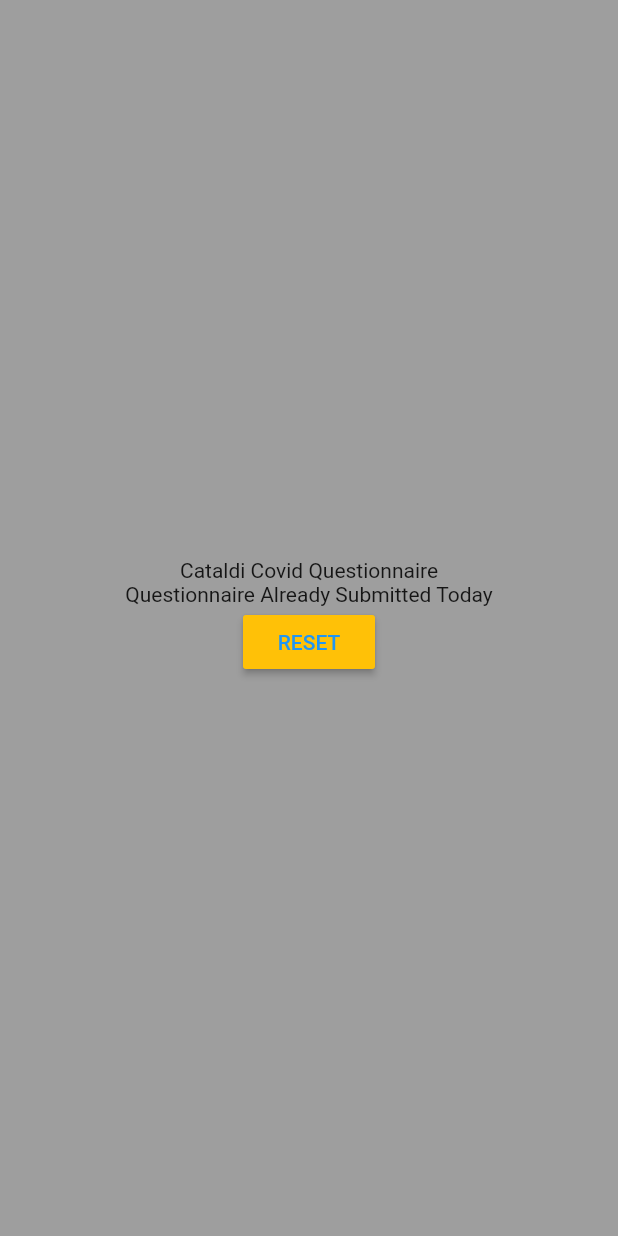
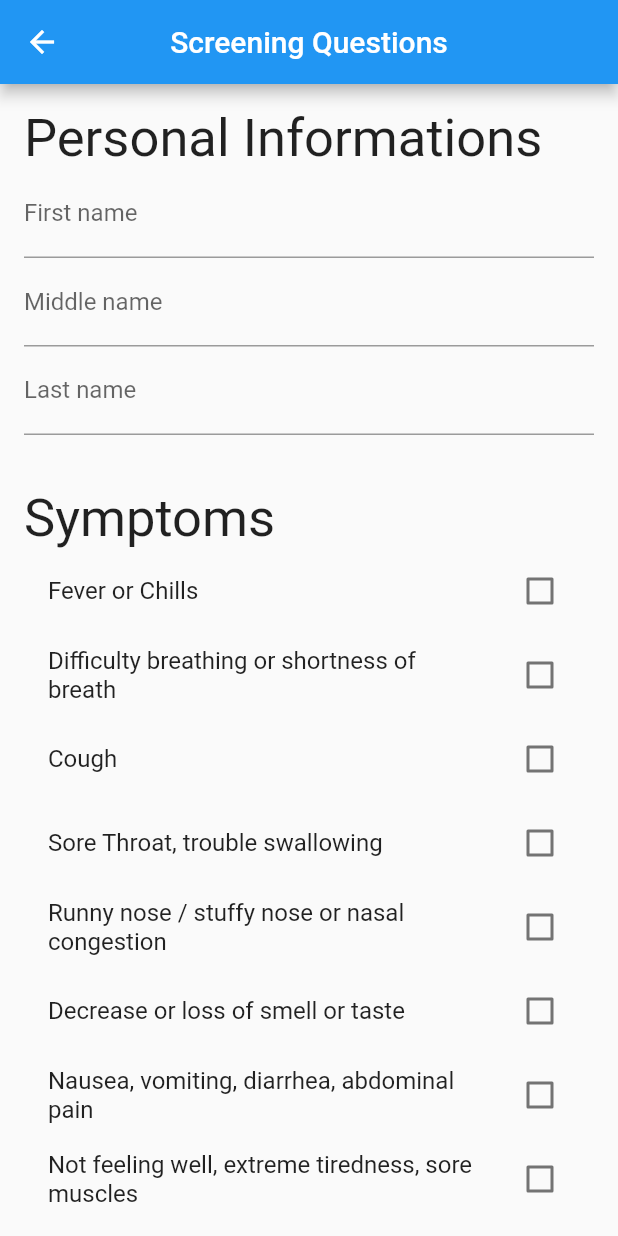
Before and after one commit to Francesco99975/cataldi-covid-questionnaire, a Flutter app: the screen it shows after launch, after a tap on "START", on a phone screen of 412 x 824 dp. Run offline on Flutter 3.47's test engine with Material 2 defaults, Android fonts, the phone set to English and light mode, and no system bars; our stand-ins replace shared_preferences.

Commit message:
added form and result screens

```diff
--- a/lib/main.dart
+++ b/lib/main.dart
@@ -1,3 +1,6 @@
+import 'package:cataldi_covid_questionnaire/screens/covid_form_screen.dart';
+import 'package:cataldi_covid_questionnaire/screens/failed_screen.dart';
+import 'package:cataldi_covid_questionnaire/screens/passed_screen.dart';
 import 'package:flutter/material.dart';
 import 'package:provider/provider.dart';
 import './providers/status.dart';
@@ -14,12 +17,18 @@ class CataldiCovidQuestionnaire extends StatelessWidget {
     return MultiProvider(
       providers: [ChangeNotifierProvider(create: (_) => Status())],
       child: MaterialApp(
-          title: 'Cataldi Covid Questionnaire',
-          theme: ThemeData(
-            primarySwatch: Colors.blue,
-            visualDensity: VisualDensity.adaptivePlatformDensity,
-          ),
-          home: Home()),
+        title: 'Cataldi Covid Questionnaire',
+        theme: ThemeData(
+          primarySwatch: Colors.blue,
+          visualDensity: VisualDensity.adaptivePlatformDensity,
+        ),
+        home: Home(),
+        routes: {
+          CovidFormScreen.ROUTE_NAME: (_) => CovidFormScreen(),
+          PassedScreen.ROUTE_NAME: (_) => PassedScreen(),
+          FailedScreen.ROUTE_NAME: (_) => FailedScreen()
+        },
+      ),
     );
   }
 }
--- /dev/null
+++ b/lib/models/covid_form.dart
@@ -0,0 +1,38 @@
+class CovidForm {
+  static const Fever = 'fever';
+  static const Breath = 'breath';
+  static const Cough = 'cough';
+  static const Throat = 'throat';
+  static const Nose = 'nose';
+  static const Taste = 'taste';
+  static const Nausea = 'nausea';
+  static const Tiredness = 'tiredness';
+
+  String firstName = "";
+  String middleName = "";
+  String lastName = "";
+
+  Map<String, bool> symptoms = {
+    Fever: false,
+    Breath: false,
+    Cough: false,
+    Throat: false,
+    Nose: false,
+    Taste: false,
+    Nausea: false,
+    Tiredness: false
+  };
+
+  bool travelled = false;
+  bool contact = false;
+
+  Future<void> sendMail() async {}
+
+  bool passed() {
+    if (travelled || contact) return false;
+
+    if (symptoms.values.any((val) => val)) return false;
+
+    return true;
+  }
+}
--- /dev/null
+++ b/lib/screens/covid_form_screen.dart
@@ -0,0 +1,200 @@
+import 'package:cataldi_covid_questionnaire/models/covid_form.dart';
+import 'package:cataldi_covid_questionnaire/providers/status.dart';
+import 'package:cataldi_covid_questionnaire/screens/failed_screen.dart';
+import 'package:cataldi_covid_questionnaire/screens/passed_screen.dart';
+import 'package:flutter/material.dart';
+import 'package:provider/provider.dart';
+
+class CovidFormScreen extends StatefulWidget {
+  static const ROUTE_NAME = "/covid-form";
+  @override
+  _CovidFormScreenState createState() => _CovidFormScreenState();
+}
+
+class _CovidFormScreenState extends State<CovidFormScreen> {
+  final GlobalKey<FormState> _formKey = GlobalKey();
+  final _covidForm = CovidForm();
+
+  Future<void> _save() async {
+    final form = _formKey.currentState;
+    if (form.validate()) {
+      form.save();
+      await Provider.of<Status>(context, listen: false).setStatus(true);
+      await Provider.of<Status>(context, listen: false)
+          .setExpiryDate(DateTime.now().add(Duration(seconds: 10)));
+      if (_covidForm.passed()) {
+        Navigator.pushReplacementNamed(context, PassedScreen.ROUTE_NAME);
+      } else {
+        Navigator.pushReplacementNamed(context, FailedScreen.ROUTE_NAME);
+      }
+    }
+  }
+
+  @override
+  Widget build(BuildContext context) {
+    return Scaffold(
+      appBar: AppBar(
+        title: FittedBox(
+          child: Text("Screening Questions"),
+        ),
+        centerTitle: true,
+      ),
+      body: SafeArea(
+          child: Container(
+        padding: const EdgeInsets.all(16.0),
+        child: Builder(
+          builder: (context) => Form(
+              key: _formKey,
+              child: SingleChildScrollView(
+                child: Column(
+                  crossAxisAlignment: CrossAxisAlignment.stretch,
+                  children: [
+                    Text(
+                      "Personal Informations",
+                      style: TextStyle(fontSize: 35),
+                    ),
+                    TextFormField(
+                      decoration: InputDecoration(labelText: 'First name'),
+                      validator: (value) => value.isEmpty
+                          ? 'Please enter your first name.'
+                          : null,
+                      onSaved: (val) =>
+                          setState(() => _covidForm.firstName = val),
+                    ),
+                    TextFormField(
+                      decoration: InputDecoration(labelText: 'Middle name'),
+                      // validator: (value) => value.isEmpty
+                      //     ? 'Please enter your middle name.'
+                      //     : null,
+                      onSaved: (val) =>
+                          setState(() => _covidForm.middleName = val),
+                    ),
+                    TextFormField(
+                      decoration: InputDecoration(labelText: 'Last name'),
+                      validator: (value) =>
+                          value.isEmpty ? 'Please enter your last name.' : null,
+                      onSaved: (val) =>
+                          setState(() => _covidForm.lastName = val),
+                    ),
+                    const SizedBox(
+                      height: 35,
+                    ),
+                    Text(
+                      "Symptoms",
+                      style: TextStyle(fontSize: 35),
+                    ),
+                    CheckboxListTile(
+                        title: const Text("Fever or Chills"),
+                        value: _covidForm.symptoms[CovidForm.Fever],
+                        onChanged: (value) {
+                          setState(() {
+                            _covidForm.symptoms[CovidForm.Fever] = value;
+                          });
+                        }),
+                    CheckboxListTile(
+                        title: const Text(
+                            "Difficulty breathing or shortness of breath"),
+                        value: _covidForm.symptoms[CovidForm.Breath],
+                        onChanged: (value) {
+                          setState(() {
+                            _covidForm.symptoms[CovidForm.Breath] = value;
+                          });
+                        }),
+                    CheckboxListTile(
+                        title: const Text("Cough"),
+                        value: _covidForm.symptoms[CovidForm.Cough],
+                        onChanged: (value) {
+                          setState(() {
+                            _covidForm.symptoms[CovidForm.Cough] = value;
+                          });
+                        }),
+                    CheckboxListTile(
+                        title: const Text("Sore Throat, trouble swallowing"),
+                        value: _covidForm.symptoms[CovidForm.Throat],
+                        onChanged: (value) {
+                          setState(() {
+                            _covidForm.symptoms[CovidForm.Throat] = value;
+                          });
+                        }),
+                    CheckboxListTile(
+                        title: const Text(
+                            "Runny nose / stuffy nose or nasal congestion"),
+                        value: _covidForm.symptoms[CovidForm.Nose],
+                        onChanged: (value) {
+                          setState(() {
+                            _covidForm.symptoms[CovidForm.Nose] = value;
+                          });
+                        }),
+                    CheckboxListTile(
+                        title: const Text("Decrease or loss of smell or taste"),
+                        value: _covidForm.symptoms[CovidForm.Taste],
+                        onChanged: (value) {
+                          setState(() {
+                            _covidForm.symptoms[CovidForm.Taste] = value;
+                          });
+                        }),
+                    CheckboxListTile(
+                        title: const Text(
+                            "Nausea, vomiting, diarrhea, abdominal pain"),
+                        value: _covidForm.symptoms[CovidForm.Nausea],
+                        onChanged: (value) {
+                          setState(() {
+                            _covidForm.symptoms[CovidForm.Nausea] = value;
+                          });
+                        }),
+                    CheckboxListTile(
+                        title: const Text(
+                            "Not feeling well, extreme tiredness, sore muscles"),
+                        value: _covidForm.symptoms[CovidForm.Tiredness],
+                        onChanged: (value) {
+                          setState(() {
+                            _covidForm.symptoms[CovidForm.Tiredness] = value;
+                          });
+                        }),
+                    const SizedBox(
+                      height: 35,
+                    ),
+                    Text(
+                      "Travel",
+                      style: TextStyle(fontSize: 35),
+                    ),
+                    CheckboxListTile(
+                        title: const Text(
+                            "Have you travelled outside Canada in the past 14 days ?"),
+                        value: _covidForm.travelled,
+                        onChanged: (value) {
+                          setState(() {
+                            _covidForm.travelled = value;
+                          });
+                        }),
+                    const SizedBox(
+                      height: 35,
+                    ),
+                    Text(
+                      "Contact",
+                      style: TextStyle(fontSize: 35),
+                    ),
+                    CheckboxListTile(
+                        title: const Text(
+                            "Have you had close contact with a confirmed or probable case of COVID-19 ?"),
+                        value: _covidForm.contact,
+                        onChanged: (value) {
+                          setState(() {
+                            _covidForm.contact = value;
+                          });
+                        }),
+                    const SizedBox(
+                      height: 20,
+                    ),
+                    RaisedButton(
+                      onPressed: _save,
+                      child: const Text("Submit"),
+                    )
+                  ],
+                ),
+              )),
+        ),
+      )),
+    );
+  }
+}
--- a/lib/screens/start_screeen.dart
+++ b/lib/screens/start_screeen.dart
@@ -1,3 +1,4 @@
+import 'package:cataldi_covid_questionnaire/screens/covid_form_screen.dart';
 import 'package:flutter/material.dart';
 import 'package:provider/provider.dart';
 import '../providers/status.dart';
@@ -25,20 +26,22 @@ class StartScreen extends StatelessWidget {
                             child:
                                 Text("Questionnaire Already Submitted Today"),
                           ),
-                          RaisedButton(
-                            onPressed: () async =>
-                                await status.setStatus(false),
-                            child: Text("RESET"),
-                            color: Colors.amber,
-                            textColor: Colors.blue,
-                          ),
+                          // RaisedButton(
+                          //   onPressed: () async =>
+                          //       await status.setStatus(false),
+                          //   child: Text("RESET"),
+                          //   color: Colors.amber,
+                          //   textColor: Colors.blue,
+                          // ),
                         ],
                       )
                     : RaisedButton(
-                        onPressed: () async {
-                          await status.setStatus(true);
-                          await status.setExpiryDate(
-                              DateTime.now().add(Duration(seconds: 10)));
+                        onPressed: () {
+                          // await status.setStatus(true);
+                          // await status.setExpiryDate(
+                          //     DateTime.now().add(Duration(seconds: 10)));
+                          Navigator.pushNamed(
+                              context, CovidFormScreen.ROUTE_NAME);
                         },
                         child: Text("START"),
                         color: Colors.amber,
```
Also changed, not shown: lib/screens/failed_screen.dart (added, +49 -0 lines), lib/screens/passed_screen.dart (added, +38 -0 lines).
